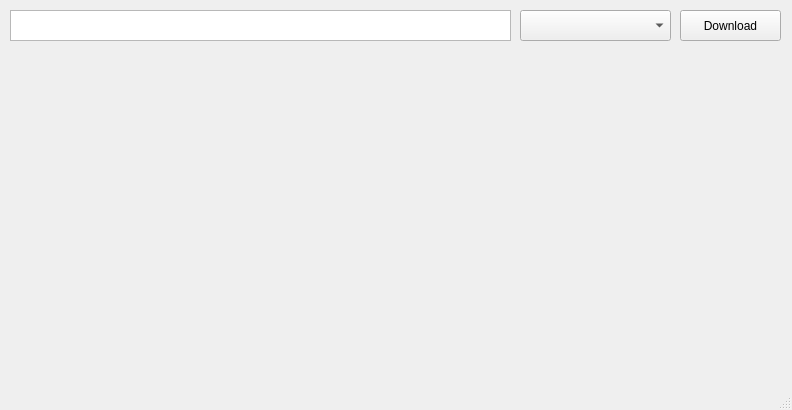
First picture: the form in UIDesign.ui, repository aoisz/MediaDownloader, before the edit.
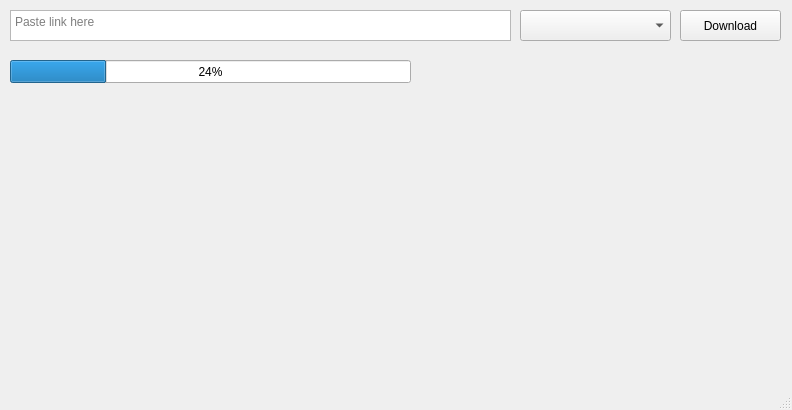
Second picture: the form after the edit.

```diff
--- a/UIDesign.ui
+++ b/UIDesign.ui
@@ -36,6 +36,9 @@
       <height>31</height>
      </rect>
     </property>
+    <property name="placeholderText">
+     <string>Paste link here</string>
+    </property>
    </widget>
    <widget class="QComboBox" name="comboBox">
     <property name="geometry">
@@ -47,6 +50,19 @@
      </rect>
     </property>
    </widget>
+   <widget class="QProgressBar" name="progressBar">
+    <property name="geometry">
+     <rect>
+      <x>10</x>
+      <y>60</y>
+      <width>401</width>
+      <height>23</height>
+     </rect>
+    </property>
+    <property name="value">
+     <number>24</number>
+    </property>
+   </widget>
   </widget>
   <widget class="QStatusBar" name="statusbar"/>
  </widget>
```
